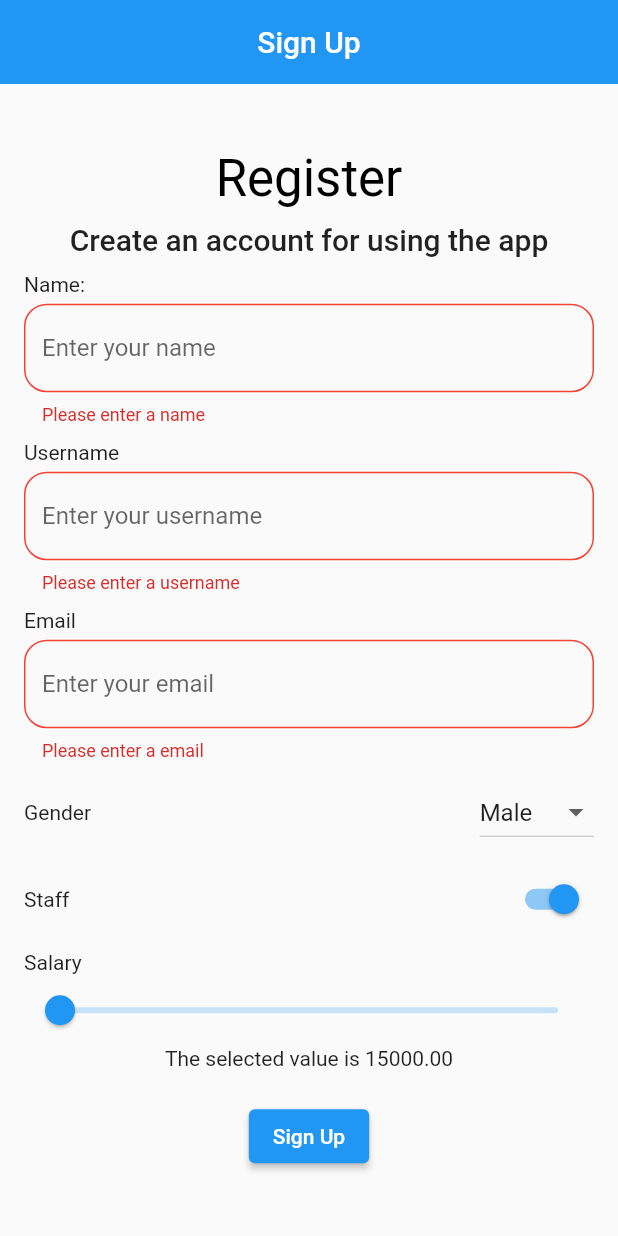
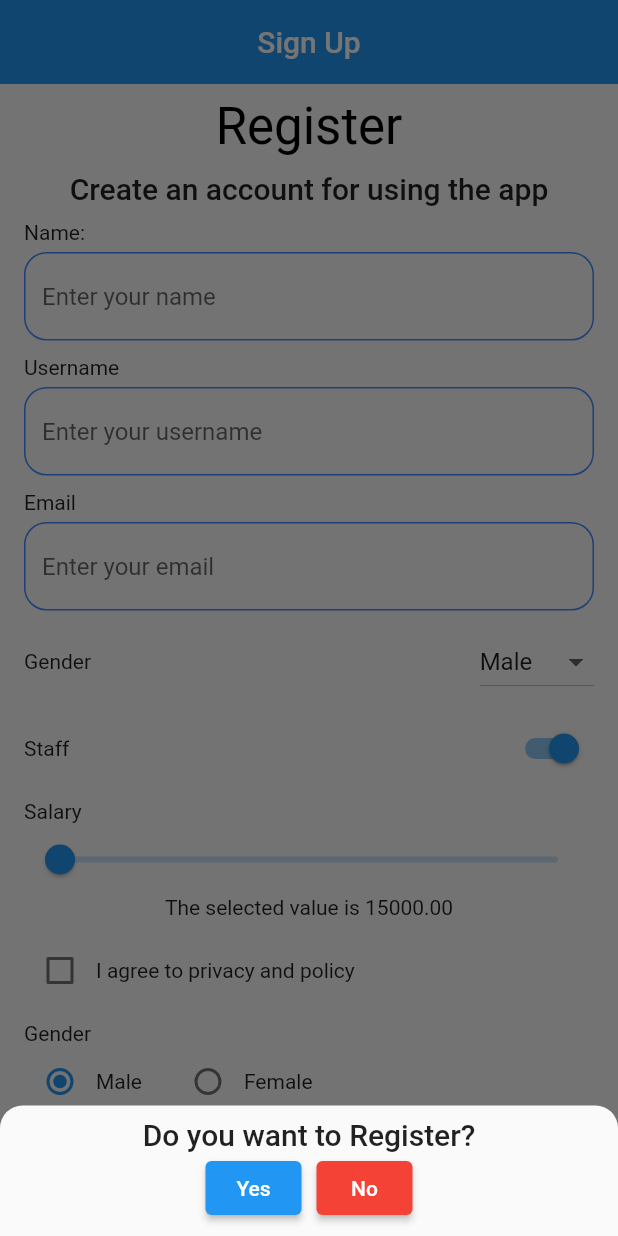
Before and after one commit to Manoj882/form_application, a Flutter app: the screen it shows after launch, after a tap on "Sign Up", on a phone screen of 412 x 824 dp. Run offline on Flutter 3.47's test engine with Material 2 defaults, Android fonts, the phone set to English and light mode, and no system bars.

Commit message:
added check box, radio button and bottom sheet

```diff
--- a/lib/screens/register_screen.dart
+++ b/lib/screens/register_screen.dart
@@ -1,27 +1,45 @@
 import 'package:flutter/material.dart';
 import 'package:form_app/screens/constants/constant.dart';
+import 'package:form_app/screens/utils/general-bottom_sheet.dart';
+import 'package:form_app/widgets/general_check_box.dart';
 import 'package:form_app/widgets/general_drop_down.dart';
+import 'package:form_app/widgets/general_radio_button.dart';
 import 'package:form_app/widgets/general_switch.dart';
 import 'package:form_app/widgets/general_text_field.dart';
 
 class RegisterScreen extends StatelessWidget {
   RegisterScreen({ Key? key }) : super(key: key);
 
+
   final formKey = GlobalKey <FormState>();
 
   final nameController = TextEditingController();
-  final usernmeController = TextEditingController();
+
+  final usernameController = TextEditingController();
+
   final emailController = TextEditingController();
 
   final genderController = TextEditingController();
+  final checkboxController = TextEditingController();
+  final radioGenderController = TextEditingController();
 
   changeValue(value){
     genderController.text = value;
 
   }
+  changeCheckBoxValue(bool value){
+    checkboxController.text = value ? 'Accepted':'Not Accepted';
+  }
+
+  changeRadioValue(value){
+    radioGenderController.text = value;
+
+  }
+
 
   @override
   Widget build(BuildContext context) {
+
     return Scaffold(
       appBar: AppBar(
         title: const Text('Sign Up'),
@@ -33,6 +51,7 @@ class RegisterScreen extends StatelessWidget {
         padding: basePadding,
         child: Form(
           key: formKey,
+          child: SingleChildScrollView(
             child: Column(
               mainAxisAlignment: MainAxisAlignment.center,
               crossAxisAlignment: CrossAxisAlignment.start,
@@ -71,7 +90,7 @@ class RegisterScreen extends StatelessWidget {
                     const Text('Username'),
                     getSizedBox(5),
                     GeneralTextField(title: 'username',
-                  controller: usernmeController, textInputType:
+                    controller: usernameController, textInputType:
                     TextInputType.name,
                     textInputAction: TextInputAction.next,
                     validate: (value) =>
@@ -84,7 +103,7 @@ class RegisterScreen extends StatelessWidget {
                     const Text('Email'),
                     getSizedBox(5),
                     GeneralTextField(title: 'email',
-                  controller: usernmeController, textInputType:
+                    controller: emailController, textInputType:
                     TextInputType.emailAddress,
                     textInputAction: TextInputAction.done,
                     validate: (value) =>
@@ -117,13 +136,50 @@ class RegisterScreen extends StatelessWidget {
                     const Text('Salary'),
                     const CustomSlider(),
 
+                    getSizedBox(10),
+
+                    //Check box
+                    Row(
+                      children: [
+                         GeneralCheckBox(changeCheckBoxValue),
+                         const Text('I agree to privacy and policy'),
+                      ],
+                    ),
+
+                    getSizedBox(10),
+                    //Radio Button
+                    const Text('Gender'),
+                    GeneralRadioButton(changeRadioValue),
+
+
+
+
+
 
                     getSizedBox(20),
 
                     Center(
-                    child: ElevatedButton(onPressed: (){
-                      if(formKey.currentState!.validate()){
+                      child: ElevatedButton(onPressed: () async{
+                        final toRegister = await GeneralBottomSheet().customBottomSheet(context);
 
+                        // if(formKey.currentState!.validate()){
+                        //   print('The name is '+nameController.text);
+                        //   print('The username is '+usernameController.text);
+                        //   print('The email is '+emailController.text);
+                        //   print('The privacy and policy is '+checkboxController.text);
+                        //   print('The gender from radio button is '+radioGenderController.text);
+
+                        // }
+
+                          if(toRegister != null){
+                          if(toRegister){
+                            print('The name is '+nameController.text);
+                            print('The username is '+usernameController.text);
+                            print('The email is '+emailController.text);
+                            print('The privacy and policy is '+checkboxController.text);
+                            print('The gender from radio button is '+radioGenderController.text);
+
+                          }
                         }
                       },
                       child: const Text(
@@ -135,6 +191,7 @@ class RegisterScreen extends StatelessWidget {
 
 
               ],
+            ),
           ),
         ),
         ),
--- /dev/null
+++ b/lib/screens/utils/general-bottom_sheet.dart
@@ -0,0 +1,56 @@
+import 'package:flutter/material.dart';
+import 'package:form_app/screens/constants/constant.dart';
+
+class GeneralBottomSheet{
+  customBottomSheet(BuildContext context) async {
+    return await showModalBottomSheet(
+      context: context,
+      isDismissible: false,
+      shape: const RoundedRectangleBorder(
+        borderRadius: BorderRadius.vertical(top: Radius.circular(15),),
+
+
+      ),
+      builder: (context){
+        return Padding(
+          padding: basePadding,
+          child: Column(
+
+            mainAxisSize: MainAxisSize.min,
+            children: [
+              Text(
+                'Do you want to Register?',
+                style: Theme.of(context).textTheme.headline6,
+                ),
+                Row(
+                  mainAxisAlignment: MainAxisAlignment.center,
+                  children: [
+                    ElevatedButton(
+                      onPressed: (){
+                        Navigator.of(context).pop(true);
+                      },
+                      child: const Text('Yes'),
+                      ),
+
+                      const SizedBox(width: 10,),
+
+                      ElevatedButton
+                      (onPressed: (){
+                        Navigator.of(context).pop(false);
+                      },
+                      child: const Text('No'),
+                      style: ElevatedButton.styleFrom(
+                        primary: Colors.red,
+                      ),
+                      ),
+
+
+                  ],
+                ),
+            ],
+          ),
+        );
+      },
+      );
+  }
+}
--- /dev/null
+++ b/lib/widgets/general_check_box.dart
@@ -0,0 +1,38 @@
+import 'package:flutter/material.dart';
+
+
+class GeneralCheckBox extends StatefulWidget {
+  const GeneralCheckBox(this.function,{ Key? key }) : super(key: key);
+  final Function(bool) function;
+
+  @override
+  _GeneralCheckBoxState createState() => _GeneralCheckBoxState();
+}
+
+class _GeneralCheckBoxState extends State<GeneralCheckBox> {
+
+  late bool isAgreed;
+  @override
+  void initState() {
+    // TODO: implement initState
+    super.initState();
+    isAgreed = false;
+    widget.function(isAgreed);
+  }
+  @override
+  Widget build(BuildContext context) {
+    // print('I am building insie the checkbox');
+    return Checkbox(
+      value: isAgreed,
+      onChanged: (value){
+        setState(() {
+          isAgreed = value!;
+        });
+        widget.function(value!);
+      },
+
+
+
+    );
+  }
+}
--- /dev/null
+++ b/lib/widgets/general_radio_button.dart
@@ -0,0 +1,49 @@
+import 'package:flutter/material.dart';
+
+class GeneralRadioButton extends StatefulWidget {
+  const GeneralRadioButton(this.function,{ Key? key }) : super(key: key);
+
+  final Function(String) function;
+
+  @override
+  _GeneralRadioButtonState createState() => _GeneralRadioButtonState();
+}
+
+class _GeneralRadioButtonState extends State<GeneralRadioButton> {
+
+  late String genderValue;
+
+  @override
+  void initState() {
+    // TODO: implement initState
+    super.initState();
+    genderValue = 'Male';
+    widget.function(genderValue);
+  }
+  @override
+  Widget build(BuildContext context) {
+    return Row(
+      children: [
+        getRadio('Male'),
+        const Text('Male'),
+        const SizedBox(width: 20,),
+
+        getRadio('Female'),
+        const Text('Female'),
+      ],
+    );
+  }
+
+  Widget getRadio(String value){
+    return Radio<String>(
+          value: value,
+          groupValue: genderValue,
+          onChanged: (value){
+            setState(() {
+              genderValue = value.toString();
+            });
+            widget.function(value!);
+          },
+        );
+  }
+}
```
Lines whose indentation alone changed are shown as unchanged.
